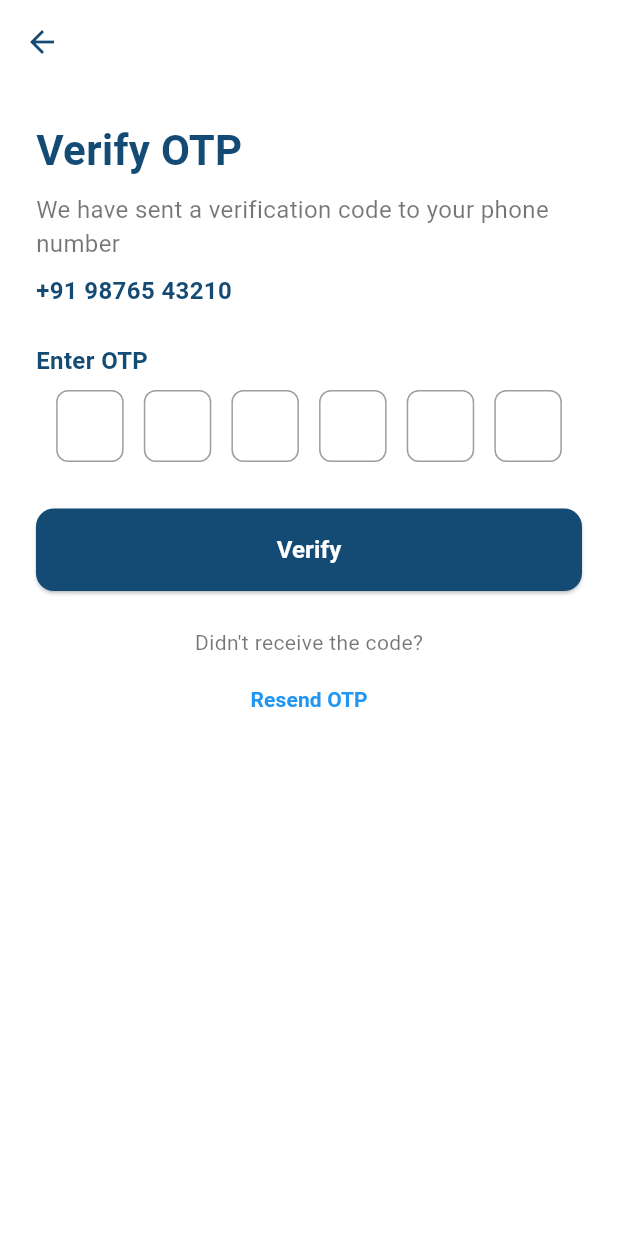
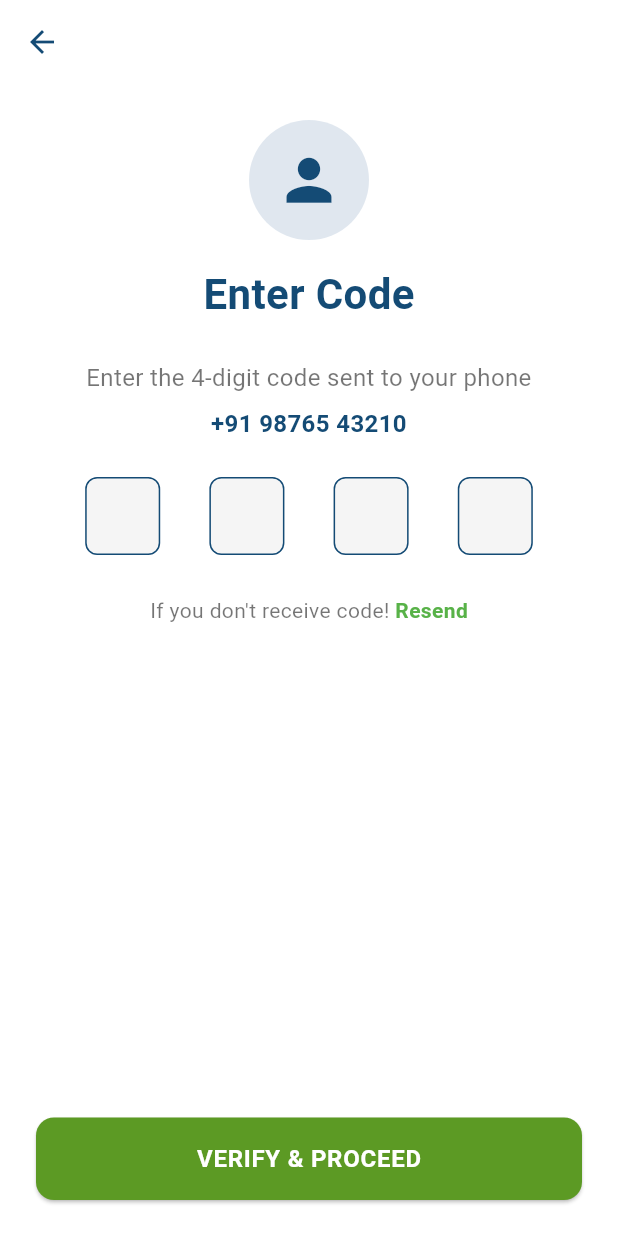
Before and after one commit to Poojadhameja/jobsahi-studentapp, a Flutter app: the Signin1Screen screen opened by its route, on a phone screen of 412 x 824 dp. Run offline on Flutter 3.47's test engine with Material 3 defaults, Android fonts, the phone set to English and light mode, and no system bars.

Commit message:
new signin1 file added

```diff
--- a/lib/auth/signin1.dart
+++ b/lib/auth/signin1.dart
@@ -13,13 +13,13 @@ class Signin1Screen extends StatefulWidget {
 class _Signin1ScreenState extends State<Signin1Screen> {
   /// Controllers for OTP input fields
   final List<TextEditingController> _otpControllers = List.generate(
-    6,
+    4,
     (index) => TextEditingController(),
   );
 
   /// Focus nodes for OTP input fields
   final List<FocusNode> _otpFocusNodes = List.generate(
-    6,
+    4,
     (index) => FocusNode(),
   );
 
@@ -41,7 +41,7 @@ class _Signin1ScreenState extends State<Signin1Screen> {
   @override
   Widget build(BuildContext context) {
     return Scaffold(
-      backgroundColor: AppConstants.cardBackgroundColor,
+      backgroundColor: Colors.white,
       appBar: AppBar(
         backgroundColor: Colors.transparent,
         elevation: 0,
@@ -57,22 +57,25 @@ class _Signin1ScreenState extends State<Signin1Screen> {
         child: Padding(
           padding: const EdgeInsets.all(AppConstants.largePadding),
           child: Column(
-            crossAxisAlignment: CrossAxisAlignment.start,
             children: [
-              // Header section
+              // Header section with profile icon and title
               _buildHeaderSection(),
+              const SizedBox(height: AppConstants.largePadding),
+
+              // OTP instruction text
+              _buildOTPInstruction(),
               const SizedBox(height: AppConstants.largePadding),
 
               // OTP input section
               _buildOTPInputSection(),
               const SizedBox(height: AppConstants.largePadding),
 
+              // Resend OTP section
+              _buildResendOTPSection(),
+              const Spacer(),
+
               // Verify button
               _buildVerifyButton(),
-              const SizedBox(height: AppConstants.largePadding),
-
-              // Resend OTP section
-              _buildResendOTPSection(),
             ],
           ),
         ),
@@ -80,40 +83,56 @@ class _Signin1ScreenState extends State<Signin1Screen> {
     );
   }
 
-  /// Builds the header section
+  /// Builds the header section with profile icon and title
   Widget _buildHeaderSection() {
     return Column(
-      crossAxisAlignment: CrossAxisAlignment.start,
       children: [
+        // Profile icon
+        const CircleAvatar(
+          radius: 40,
+          backgroundColor: Color(0xFFE0E7EF),
+          child: Icon(
+            Icons.person,
+            size: 45,
+            color: AppConstants.textPrimaryColor,
+          ),
+        ),
+        const SizedBox(height: 16),
+
         // Title
         const Text(
-          'Verify OTP',
+          'Enter Code',
           style: TextStyle(
             fontSize: 28,
             fontWeight: FontWeight.bold,
             color: AppConstants.textPrimaryColor,
           ),
         ),
-        const SizedBox(height: AppConstants.smallPadding),
+      ],
+    );
+  }
 
-        // Description
+  /// Builds the OTP instruction text
+  Widget _buildOTPInstruction() {
+    return Column(
+      children: [
         const Text(
-          'We have sent a verification code to your phone number',
+          'Enter the 4-digit code sent to your phone',
           style: TextStyle(
             fontSize: 16,
             color: AppConstants.textSecondaryColor,
           ),
+          textAlign: TextAlign.center,
         ),
-        const SizedBox(height: AppConstants.smallPadding),
-
-        // Phone number display
+        const SizedBox(height: 8),
         Text(
-          '+91 98765 43210', // TODO: Get from previous screen
+          '+91 98765 43210',
           style: const TextStyle(
             fontSize: 16,
             fontWeight: FontWeight.w600,
             color: AppConstants.textPrimaryColor,
           ),
+          textAlign: TextAlign.center,
         ),
       ],
     );
@@ -122,22 +141,11 @@ class _Signin1ScreenState extends State<Signin1Screen> {
   /// Builds the OTP input section
   Widget _buildOTPInputSection() {
     return Column(
-      crossAxisAlignment: CrossAxisAlignment.start,
       children: [
-        const Text(
-          'Enter OTP',
-          style: TextStyle(
-            fontSize: 16,
-            fontWeight: FontWeight.w600,
-            color: AppConstants.textPrimaryColor,
-          ),
-        ),
-        const SizedBox(height: AppConstants.smallPadding),
-
         // OTP input fields
         Row(
           mainAxisAlignment: MainAxisAlignment.spaceEvenly,
-          children: List.generate(6, (index) => _buildOTPField(index)),
+          children: List.generate(4, (index) => _buildOTPField(index)),
         ),
       ],
     );
@@ -146,7 +154,7 @@ class _Signin1ScreenState extends State<Signin1Screen> {
   /// Builds individual OTP input field
   Widget _buildOTPField(int index) {
     return SizedBox(
-      width: 45,
+      width: 50,
       height: 55,
       child: TextField(
         controller: _otpControllers[index],
@@ -158,26 +166,38 @@ class _Signin1ScreenState extends State<Signin1Screen> {
           LengthLimitingTextInputFormatter(1),
         ],
         decoration: InputDecoration(
+          filled: true,
+          fillColor: const Color(0xFFF5F5F5),
           border: OutlineInputBorder(
-            borderRadius: BorderRadius.circular(AppConstants.smallBorderRadius),
-            borderSide: const BorderSide(color: AppConstants.borderColor),
+            borderRadius: BorderRadius.circular(8),
+            borderSide: const BorderSide(
+              color: AppConstants.textPrimaryColor,
+              width: 1,
+            ),
           ),
           enabledBorder: OutlineInputBorder(
-            borderRadius: BorderRadius.circular(AppConstants.smallBorderRadius),
-            borderSide: const BorderSide(color: AppConstants.borderColor),
+            borderRadius: BorderRadius.circular(8),
+            borderSide: const BorderSide(
+              color: AppConstants.textPrimaryColor,
+              width: 1,
+            ),
           ),
           focusedBorder: OutlineInputBorder(
-            borderRadius: BorderRadius.circular(AppConstants.smallBorderRadius),
+            borderRadius: BorderRadius.circular(8),
             borderSide: const BorderSide(
-              color: AppConstants.primaryColor,
+              color: AppConstants.textPrimaryColor,
               width: 2,
             ),
           ),
           contentPadding: const EdgeInsets.symmetric(vertical: 8),
         ),
-        style: const TextStyle(fontSize: 20, fontWeight: FontWeight.bold),
+        style: const TextStyle(
+          fontSize: 24,
+          fontWeight: FontWeight.bold,
+          color: AppConstants.textPrimaryColor,
+        ),
         onChanged: (value) {
-          if (value.isNotEmpty && index < 5) {
+          if (value.isNotEmpty && index < 3) {
             // Move to next field
             _otpFocusNodes[index + 1].requestFocus();
           } else if (value.isEmpty && index > 0) {
@@ -189,6 +209,32 @@ class _Signin1ScreenState extends State<Signin1Screen> {
     );
   }
 
+  /// Builds the resend OTP section
+  Widget _buildResendOTPSection() {
+    return Row(
+      mainAxisAlignment: MainAxisAlignment.center,
+      children: [
+        const Text(
+          "If you don't receive code! ",
+          style: TextStyle(
+            color: AppConstants.textSecondaryColor,
+            fontSize: 14,
+          ),
+        ),
+        GestureDetector(
+          onTap: _resendOTP,
+          child: const Text(
+            "Resend",
+            style: TextStyle(
+              color: Color(0xFF58B248),
+              fontWeight: FontWeight.w600,
+            ),
+          ),
+        ),
+      ],
+    );
+  }
+
   /// Builds the verify button
   Widget _buildVerifyButton() {
     return SizedBox(
@@ -196,7 +242,7 @@ class _Signin1ScreenState extends State<Signin1Screen> {
       child: ElevatedButton(
         onPressed: _isVerifying ? null : _verifyOTP,
         style: ElevatedButton.styleFrom(
-          backgroundColor: AppConstants.primaryColor,
+          backgroundColor: AppConstants.secondaryColor,
           foregroundColor: Colors.white,
           padding: const EdgeInsets.symmetric(vertical: 16),
           shape: RoundedRectangleBorder(
@@ -213,37 +259,13 @@ class _Signin1ScreenState extends State<Signin1Screen> {
                 ),
               )
             : const Text(
-                AppConstants.verifyText,
-                style: TextStyle(fontSize: 16, fontWeight: FontWeight.bold),
+                "VERIFY & PROCEED",
+                style: TextStyle(
+                  fontSize: 16,
+                  fontWeight: FontWeight.bold,
+                  letterSpacing: 0.5,
+                ),
               ),
-      ),
-    );
-  }
-
-  /// Builds the resend OTP section
-  Widget _buildResendOTPSection() {
-    return Center(
-      child: Column(
-        children: [
-          const Text(
-            "Didn't receive the code?",
-            style: TextStyle(
-              color: AppConstants.textSecondaryColor,
-              fontSize: 14,
-            ),
-          ),
-          const SizedBox(height: 4),
-          TextButton(
-            onPressed: _resendOTP,
-            child: const Text(
-              AppConstants.resendOtpText,
-              style: TextStyle(
-                color: AppConstants.accentColor,
-                fontWeight: FontWeight.w600,
-              ),
-            ),
-          ),
-        ],
       ),
     );
   }
@@ -263,13 +285,13 @@ class _Signin1ScreenState extends State<Signin1Screen> {
         _isVerifying = false;
       });
 
-      // For demo purposes, accept any 6-digit OTP
-      if (otp.length == 6) {
+      // For demo purposes, accept any 4-digit OTP
+      if (otp.length == 4) {
         // Navigate to location screen using smart navigation
         NavigationService.smartNavigate(routeName: RouteNames.location1);
       } else {
         // Show error message
-        _showErrorSnackBar('Please enter a valid 6-digit OTP');
+        _showErrorSnackBar('Please enter a valid 4-digit OTP');
       }
     });
   }
```
